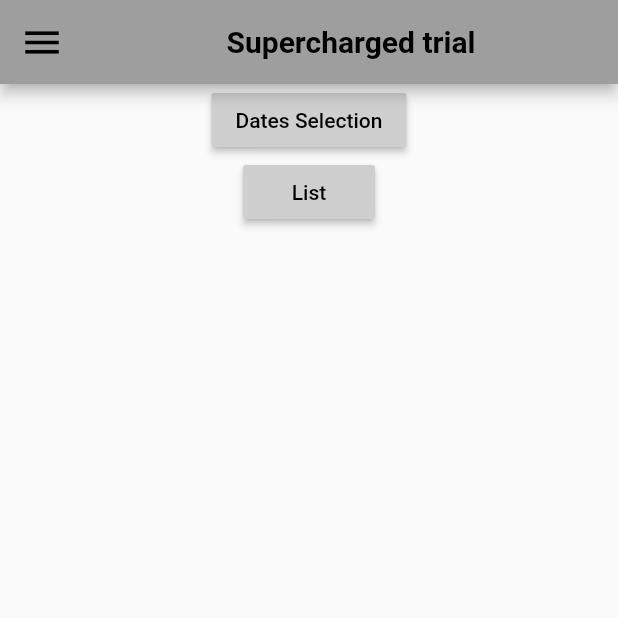
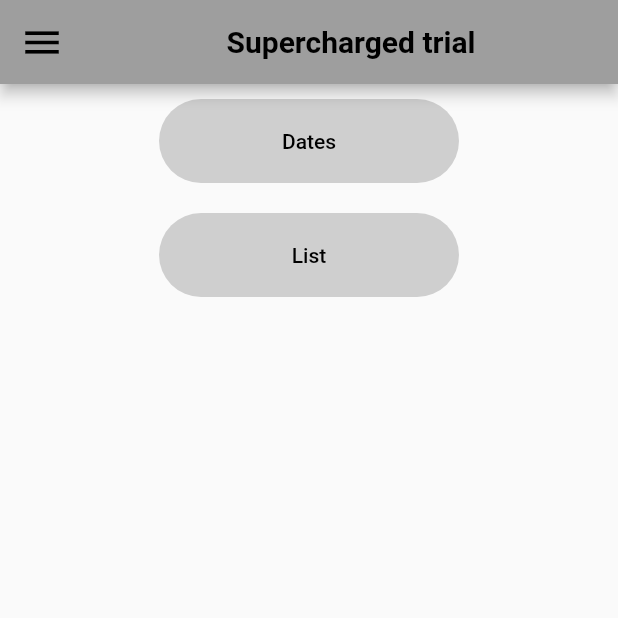
Before and after one commit to PeachBlack-Alba/Supercharged, a Flutter app: the screen it shows after launch, on a phone screen of 412 x 824 dp, the top half of it. Run offline on Flutter 3.47's test engine with Material 2 defaults, Android fonts, the phone set to English and light mode, and no system bars; our stand-ins replace supercharged.

```diff
--- a/lib/main.dart
+++ b/lib/main.dart
@@ -1,5 +1,6 @@
 import 'package:flutter/material.dart';
 import 'package:superPackage/screens/Dates.dart';
+import 'package:superPackage/screens/ListFilters.dart';
 import 'screens/Home.dart';
 
 void main() {
@@ -14,7 +15,7 @@ class MyApp extends StatelessWidget {
       routes: {
         '/': (context) => Home(),
         '/Dates': (context) => Dates(),
-        //'/List': (context) => List(),
+       // '/List': (context) => ListFilters(),
       },
     );
   }
--- a/lib/screens/Home.dart
+++ b/lib/screens/Home.dart
@@ -1,6 +1,7 @@
 import 'package:flutter/material.dart';
 import 'package:flutter/widgets.dart';
 import 'package:superPackage/screens/MyAppBar.dart';
+import 'package:superPackage/ui/components/RoundButton.dart';
 import 'package:superPackage/ui/styles/Colors.dart';
 import 'package:supercharged/supercharged.dart';
 
@@ -51,27 +52,23 @@ class _HomeState extends State<Home> {
               child: Column(
                 mainAxisAlignment: MainAxisAlignment.start,
                 children: <Widget>[
-                  RaisedButton(
-                      child: Text('Dates Selection'),
-                      onPressed: () {
-                        Navigator.push(
+                  RoundedButton(
+                    text: 'Dates',
+                    width: 200.0,
+                    press: () {
+                      Navigator.push(
+                        context,
+                        MaterialPageRoute(builder: (context) => Dates()), );
+                    },
+                  ),
+                  RoundedButton(
+                    text: 'List',
+                    width: 200.0,
+                    press: () {
+                      Navigator.push(
                           context,
-                          MaterialPageRoute(builder: (context) => Dates()),
-                        );},
-                    color: ColorsPalete.lightGrey,
-                    splashColor: ColorsPalete.darkGrey,
-                    textColor: Colors.black,
-                  ),
-                  RaisedButton(
-                      child: Text('List'),
-                      onPressed: () {
-                        Navigator.push(
-                          context,
-                          MaterialPageRoute(builder: (context) => ListFilters()),
-                        );},
-                    color: ColorsPalete.lightGrey,
-                    splashColor: ColorsPalete.darkGrey,
-                    textColor: Colors.black,
+                          MaterialPageRoute(builder: (context) => ListFilters()), );
+                    },
                   ),
 
                 ],
--- /dev/null
+++ b/lib/ui/components/RoundButton.dart
@@ -0,0 +1,40 @@
+import 'package:flutter/material.dart';
+
+class RoundedButton extends StatelessWidget {
+  final String text;
+  final Widget child;
+  final Function press;
+  final Color color, textColor;
+  final double width;
+
+  const RoundedButton(
+      {Key key,
+        this.text,
+        this.child,
+        this.press,
+        this.color = const Color(0xFFcfcfcf),
+        this.textColor = Colors.black,
+        this.width = 100})
+      : super(key: key);
+
+  @override
+  Widget build(BuildContext context) {
+    return Container(
+      width: width,
+      margin: EdgeInsets.symmetric(vertical: 10.0),
+      child: ClipRRect(
+        borderRadius: BorderRadius.circular(29),
+        child: FlatButton(
+          padding: EdgeInsets.symmetric(vertical: 20, horizontal: 40),
+          color: color,
+          onPressed: press,
+          child: child ??
+              Text(
+                text,
+                style: TextStyle(color: textColor),
+              ),
+        ),
+      ),
+    );
+  }
+}
```
Also changed, not shown: lib/models/People.dart (added, +14 -0 lines), lib/screens/ListFilters.dart (+62 -13 lines).
